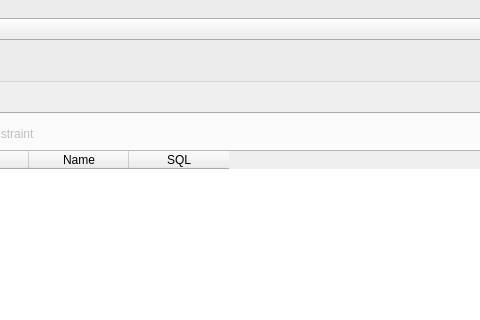
Old version of the form src/EditTableDialog.ui in the repository sqlitebrowser/sqlitebrowser; both pictures show x 194 to 674 and y 88 to 408 of the 800 by 600 pixel window.
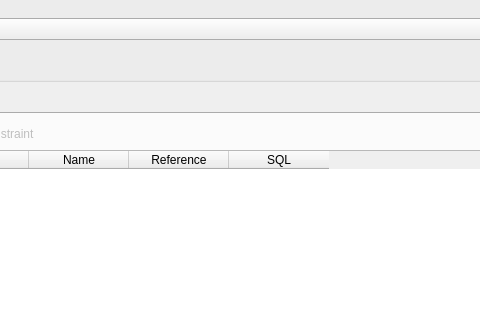
New version of the form. The open tabs and pages were chosen to show the change. Icons and pictures are not drawn. Custom widgets are drawn as their Qt base class.

Commit message: Fix to user can configure foreign key correctly

Patch:
```diff
--- a/src/EditTableDialog.ui
+++ b/src/EditTableDialog.ui
@@ -429,6 +429,11 @@
             <string>Name</string>
            </property>
           </column>
+          <column>
+           <property name="text">
+            <string>Reference</string>
+           </property>
+          </column>
           <column>
            <property name="text">
             <string>SQL</string>
```
Left out of the diff: 2 changed lines with no effect on the pictures. The commit also changes 2 other files.
